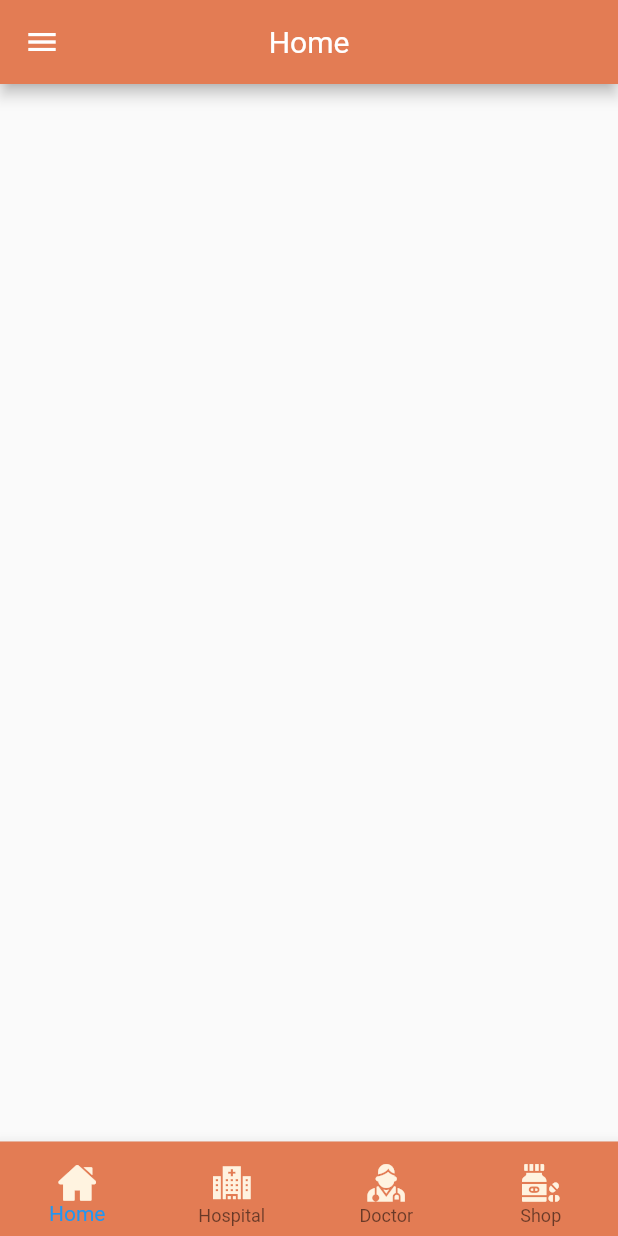
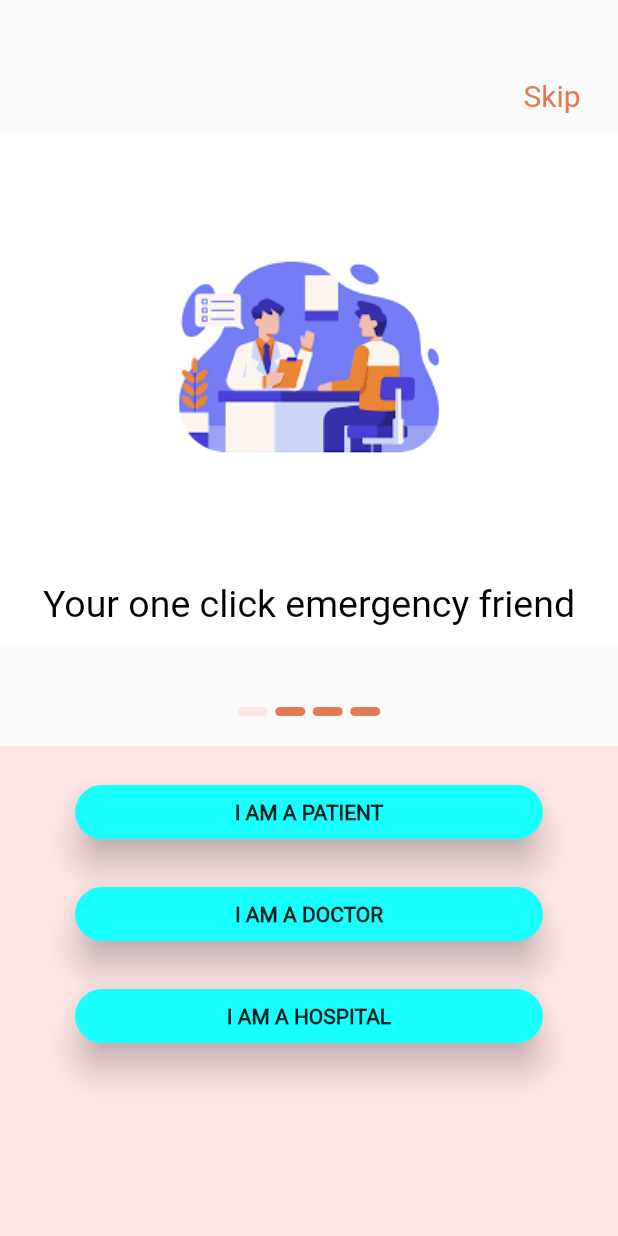
Before and after one commit to sanscript-tech/medical-emergency-flutter-node, a Flutter app: the screen it shows after launch, on a phone screen of 412 x 824 dp. Run offline on Flutter 3.47's test engine with Material 2 defaults, Android fonts, the phone set to English and light mode, and no system bars; drawn by our look-alikes of carousel_indicator; our stand-ins replace auto_size_text, email_validator, flutter_svg, fluttertoast; missing offline and left inert: transformer_page_view.

Commit message:
carousel

```diff
--- a/drawer_medical/lib/main.dart
+++ /dev/null
@@ -1,17 +0,0 @@
-import 'package:flutter/material.dart';
-import 'package:drawer_medical/pages/drawer.dart';
-
-void main() {
-  runApp(MyApp());
-}
-
-class MyApp extends StatelessWidget {
-  // This widget is the root of your application.
-  @override
-  Widget build(BuildContext context) {
-    return MaterialApp(
-      debugShowCheckedModeBanner: false,
-      home: SideDrawer(),
-    );
-  }
-}
--- a/frontend/lib/main.dart
+++ b/frontend/lib/main.dart
@@ -1,7 +1,5 @@
 import 'package:flutter/material.dart';
-import 'package:medicare/pages/bottom_nav.dart';
-import 'package:medicare/pages/dashboard_page.dart';
-import 'package:medicare/pages/signup_page.dart';
+import 'package:medicare/pages/onboarding_carousel.dart';
 
 void main() {
   runApp(MyApp());
@@ -12,9 +10,8 @@ class MyApp extends StatelessWidget {
   @override
   Widget build(BuildContext context) {
     return MaterialApp(
-      title: 'Flutter Demo',
       debugShowCheckedModeBanner: false,
-      home: BottomNav(),
+      home: Carousel(),
     );
   }
 }
--- a/frontend/lib/pages/doctor.dart
+++ b/frontend/lib/pages/doctor.dart
@@ -1,7 +1,5 @@
 import 'package:flutter/material.dart';
 import 'package:auto_size_text/auto_size_text.dart';
-import 'package:medicare/drawer.dart';
-
 
 class Doctor extends StatefulWidget {
   @override
--- /dev/null
+++ b/frontend/lib/pages/onboarding_carousel.dart
@@ -0,0 +1,205 @@
+import 'package:flutter/material.dart';
+import 'package:medicare/pages/login_page.dart';
+import 'package:transformer_page_view/transformer_page_view.dart';
+import 'package:carousel_indicator/carousel_indicator.dart';
+
+class Carousel extends StatefulWidget {
+  final String title;
+  Carousel({this.title});
+  @override
+  _CarouselState createState() => _CarouselState();
+}
+
+class _CarouselState extends State<Carousel> {
+  int pageIndex = 0;
+  int pages = 4;
+
+  Widget _skipButton() {
+    return Padding(
+      padding: const EdgeInsets.only(top: 40.0),
+      child: Container(
+        alignment: Alignment.centerRight,
+        child: FlatButton(
+          onPressed: () {
+            Navigator.push(
+              context,
+              MaterialPageRoute(builder: (context) => LoginPage()),
+            );
+          },
+          child: Text(
+            'Skip',
+            style: TextStyle(
+              color: Color(0xFFE37C54),
+              fontSize: 20.0,
+              fontFamily: 'Roboto',
+            ),
+          ),
+        ),
+      ),
+    );
+  }
+
+  Widget _options(String userType) {
+    return Padding(
+      padding: const EdgeInsets.only(left: 50.0, right: 50.0, top: 20.0),
+      child: RaisedButton(
+          onPressed: () {
+            if (userType == "I AM A PATIENT") {
+              print("You are a patient");
+            } else if (userType == "I AM A DOCTOR") {
+              print("You are a doctor");
+            } else {
+              print("Hospital Management");
+            }
+          },
+          color: Colors.cyanAccent[200],
+          elevation: 10.0,
+          shape: RoundedRectangleBorder(
+            borderRadius: BorderRadius.circular(30.0),
+          ),
+          child: Text(
+            userType,
+            style: TextStyle(fontFamily: "Roboto", fontWeight: FontWeight.w600),
+          )),
+    );
+  }
+
+  final List<Widget> images = [
+    Container(
+      color: Colors.white,
+      child: Column(
+        children: [
+          Image(
+            image: AssetImage(
+              "assets/images/onboarding4.png",
+            ),
+            height: 300.0,
+            width: 300.0,
+          ),
+          Text(
+            "Your one click emergency friend",
+            style: TextStyle(
+              fontFamily: 'Roboto',
+              fontSize: 25.0,
+              color: Colors.black,
+            ),
+          ),
+        ],
+      ),
+    ),
+    Container(
+      child: Column(
+        children: [
+          Image(
+            image: AssetImage(
+              "assets/images/onboarding3.png",
+            ),
+            height: 300.0,
+            width: 300.0,
+          ),
+          Text(
+            "Find best doctors around you",
+            style: TextStyle(
+              fontFamily: 'Roboto',
+              fontSize: 25.0,
+              color: Colors.black,
+            ),
+          ),
+        ],
+      ),
+    ),
+    Container(
+      child: Column(
+        children: [
+          Image(
+            image: AssetImage("assets/images/onboarding2.png"),
+            height: 300.0,
+            width: 300.0,
+          ),
+          Text(
+            "Looking for reliable hospitals?",
+            style: TextStyle(
+              fontFamily: 'Roboto',
+              fontSize: 25.0,
+              color: Colors.black,
+            ),
+          ),
+        ],
+      ),
+    ),
+    Container(
+      child: Column(
+        children: [
+          Image(
+            image: AssetImage("assets/images/onboarding1.png"),
+            height: 300.0,
+            width: 300.0,
+          ),
+          Text(
+            "All your medicines at one place",
+            style: TextStyle(
+              fontFamily: 'Roboto',
+              fontSize: 25.0,
+              color: Colors.black,
+            ),
+          ),
+        ],
+      ),
+    ),
+  ];
+
+  final IndexController controller = IndexController();
+  @override
+  Widget build(BuildContext context) {
+    double deviceHeight = MediaQuery.of(context).size.height;
+    return Scaffold(
+      body: SingleChildScrollView(
+        child: Column(
+          crossAxisAlignment: CrossAxisAlignment.stretch,
+          mainAxisAlignment: MainAxisAlignment.start,
+          children: <Widget>[
+            _skipButton(),
+            Container(
+              height: deviceHeight / 2.4,
+              width: double.infinity,
+              child: PageView(
+                children: images,
+                onPageChanged: (index) {
+                  setState(() {
+                    pageIndex = index;
+                  });
+                },
+              ),
+            ),
+            SizedBox(
+              height: 40,
+            ),
+            Center(
+              child: CarouselIndicator(
+                count: images.length,
+                index: pageIndex,
+                color: Color(0xFFE37C54),
+                activeColor: Color(0xFFFFE6E6),
+              ),
+            ),
+            SizedBox(
+              height: 20.0,
+            ),
+            Container(
+              color: Color(0xFFFFE6E6),
+              height: deviceHeight / 2.3,
+              child: Column(
+                crossAxisAlignment: CrossAxisAlignment.stretch,
+                children: [
+                  _options("I AM A PATIENT"),
+                  _options("I AM A DOCTOR"),
+                  _options("I AM A HOSPITAL"),
+                ],
+              ),
+            ),
+          ],
+        ),
+      ),
+    );
+  }
+}
--- a/frontend/lib/pages/signup_page.dart
+++ b/frontend/lib/pages/signup_page.dart
@@ -1,7 +1,6 @@
 import 'package:flutter/gestures.dart';
 import 'package:flutter/material.dart';
 import 'package:medicare/pages/dashboard_page.dart';
-import 'package:medicare/pages/reset_password.dart';
 
 class Signup extends StatelessWidget {
   @override
```
Also changed, not shown: drawer_medical/lib/pages/drawer.dart (deleted, +0 -171 lines), drawer_medical/pubspec.yaml (deleted, +0 -76 lines), frontend/pubspec.yaml (+7 -1 lines), drawer_medical/assets/icon.png (deleted), drawer_medical/pubspec.lock (deleted), frontend/assets/images/onboarding1.png (added), frontend/assets/images/onboarding2.png (added), frontend/assets/images/onboarding3.png (added), frontend/assets/images/onboarding4.png (added), frontend/pubspec.lock, 60 other files.
